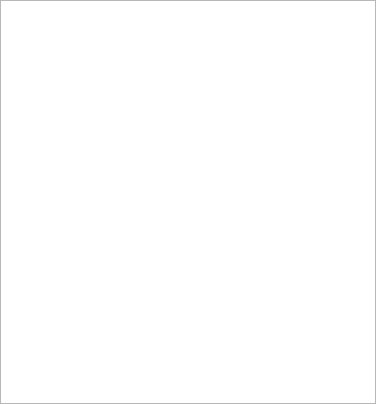
Qt form forms/ui_listfeatures.ui (roam-qgis/Roam) before a commit.
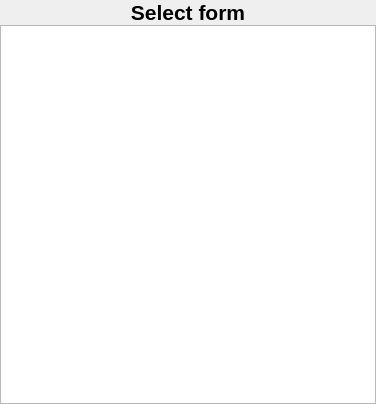
The same form after that commit.

Commit message: Add more binding logic; tweak concept form

Diff of the .ui file:
```diff
--- a/forms/ui_listfeatures.ui
+++ b/forms/ui_listfeatures.ui
@@ -20,7 +20,7 @@
    <property name="spacing">
     <number>0</number>
    </property>
-   <item row="0" column="0">
+   <item row="1" column="0">
     <widget class="QListWidget" name="featureList">
      <property name="styleSheet">
       <string notr="true">font: 14pt &quot;MS Shell Dlg 2&quot;;</string>
@@ -33,6 +33,26 @@
      </property>
     </widget>
    </item>
+   <item row="0" column="0">
+    <widget class="QLabel" name="label">
+     <property name="text">
+      <string>&lt;!DOCTYPE HTML PUBLIC &quot;-//W3C//DTD HTML 4.0//EN&quot; &quot;http://www.w3.org/TR/REC-html40/strict.dtd&quot;&gt;
+&lt;html&gt;&lt;head&gt;&lt;meta name=&quot;qrichtext&quot; content=&quot;1&quot; /&gt;&lt;style type=&quot;text/css&quot;&gt;
+p, li { white-space: pre-wrap; }
+&lt;/style&gt;&lt;/head&gt;&lt;body style=&quot; font-family:'MS Shell Dlg 2'; font-size:8.25pt; font-weight:400; font-style:normal;&quot;&gt;
+&lt;p style=&quot; margin-top:0px; margin-bottom:0px; margin-left:0px; margin-right:0px; -qt-block-indent:0; text-indent:0px;&quot;&gt;&lt;span style=&quot; font-size:16pt; font-weight:600;&quot;&gt;Select form&lt;/span&gt;&lt;/p&gt;&lt;/body&gt;&lt;/html&gt;</string>
+     </property>
+     <property name="scaledContents">
+      <bool>true</bool>
+     </property>
+     <property name="alignment">
+      <set>Qt::AlignCenter</set>
+     </property>
+     <property name="wordWrap">
+      <bool>false</bool>
+     </property>
+    </widget>
+   </item>
   </layout>
  </widget>
  <resources/>
```
Left out of the diff: 8 changed lines with no effect on the pictures. The commit also changes 5 other files.
